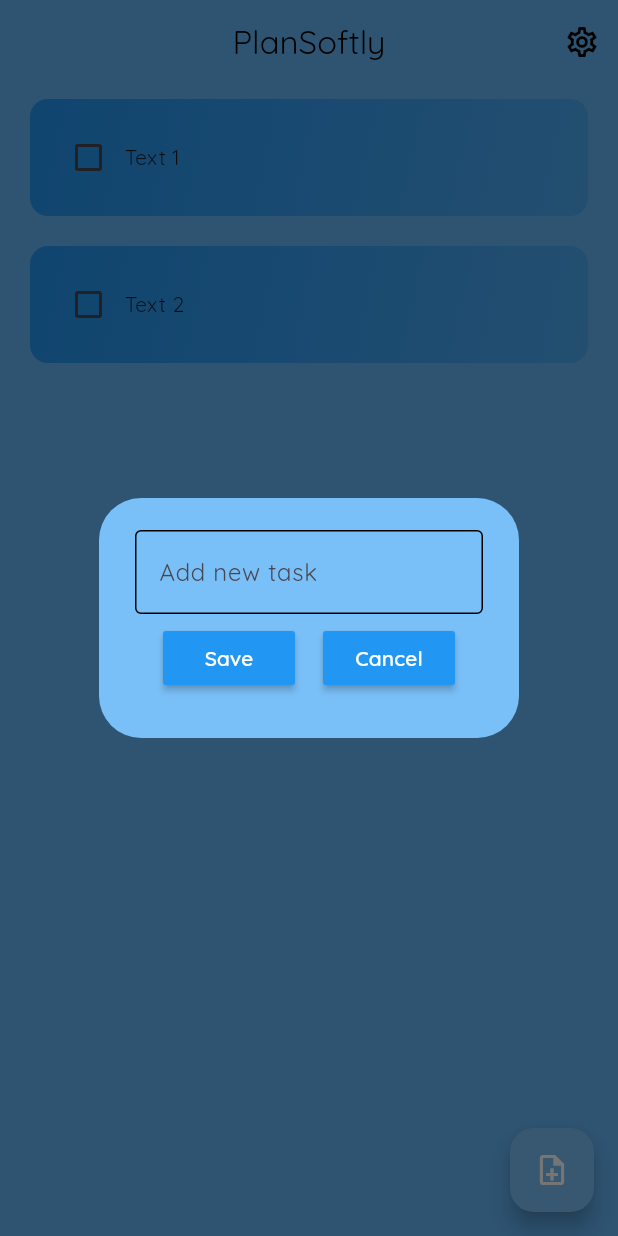
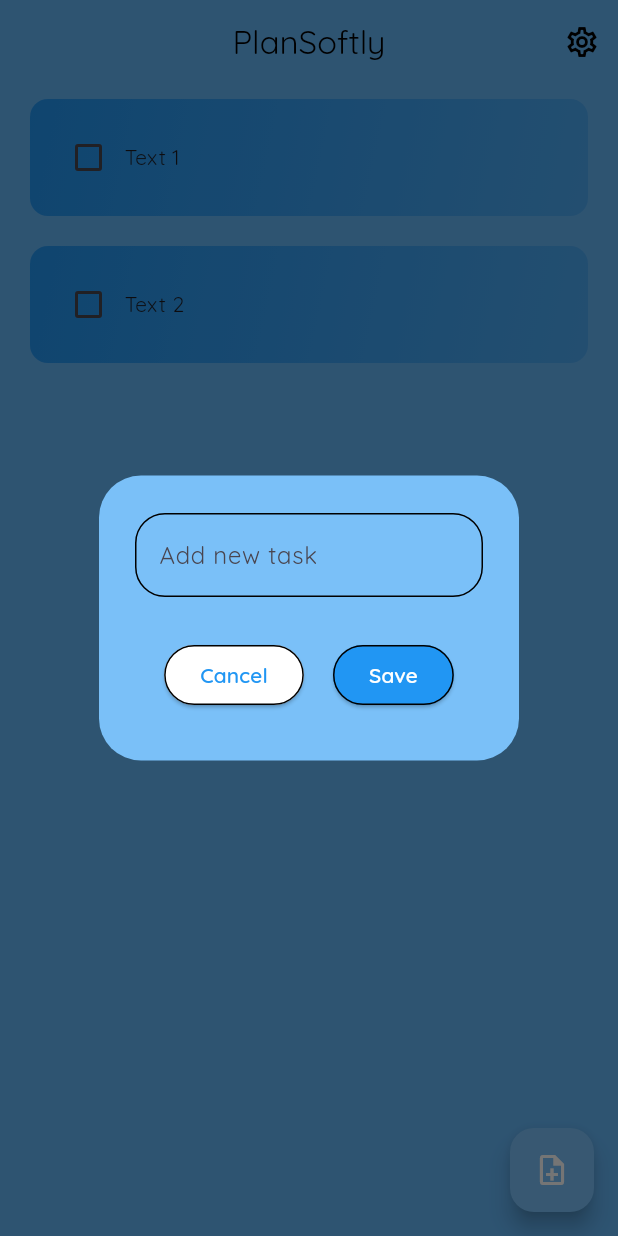
Before and after one commit to k-mushket/plan_softly, a Flutter app: the screen it shows after launch, after a tap on the "note add" icon, on a phone screen of 412 x 824 dp. Run offline on Flutter 3.47's test engine with Material 3 defaults, Android fonts, the phone set to English and light mode, and no system bars; drawn by our look-alikes of flutter_slidable; our stand-ins replace hive, hive_flutter; accounts and stored records are empty.

```diff
--- a/lib/components/plan_button.dart
+++ b/lib/components/plan_button.dart
@@ -3,17 +3,30 @@
 class PlanButton extends StatelessWidget {
   final String text;
   final VoidCallback onPressed;
+  final Color foregroundColor;
+  final Color backgroundColor;
 
-  const PlanButton({super.key, required this.text, required this.onPressed});
+  const PlanButton(
+      {super.key,
+      required this.text,
+      required this.onPressed,
+      required this.foregroundColor,
+      required this.backgroundColor});
 
   @override
   Widget build(BuildContext context) {
-    return MaterialButton(
+    return ElevatedButton(
+      style: ElevatedButton.styleFrom(
+          backgroundColor: backgroundColor,
+          shape: RoundedRectangleBorder(
+              borderRadius: BorderRadius.circular(20),
+              side: BorderSide(color: Colors.black))),
       onPressed: onPressed,
-      color: Theme.of(context).primaryColor,
       child: Text(
         text,
-        style: const TextStyle(color: Colors.white),
+        style: TextStyle(
+          color: foregroundColor,
+        ),
       ),
     );
   }
--- a/lib/components/task_window.dart
+++ b/lib/components/task_window.dart
@@ -20,26 +20,40 @@
 
     return AlertDialog(
       backgroundColor: Color.lerp(primaryColor, Colors.white, 0.4),
-      content: SizedBox(
-        height: 120,
+      content: Container(
+        height: 150,
         child: Column(
           mainAxisAlignment: MainAxisAlignment.spaceEvenly,
           children: [
             TextField(
               controller: controller,
               decoration: const InputDecoration(
-                border: OutlineInputBorder(),
-                enabledBorder: OutlineInputBorder(),
-                focusedBorder: OutlineInputBorder(),
+                border: OutlineInputBorder(
+                    borderRadius: BorderRadius.all(Radius.circular(20))),
+                enabledBorder: OutlineInputBorder(
+                    borderRadius: BorderRadius.all(Radius.circular(20))),
+                focusedBorder: OutlineInputBorder(
+                    borderRadius: BorderRadius.all(Radius.circular(20))),
                 hintText: 'Add new task',
               ),
               cursorColor: primaryColor,
             ),
+            SizedBox(height: 10),
             Row(
               mainAxisAlignment: MainAxisAlignment.spaceEvenly,
               children: [
-                PlanButton(text: 'Save', onPressed: onSave),
-                PlanButton(text: 'Cancel', onPressed: onCancel),
+                PlanButton(
+                  text: 'Cancel',
+                  onPressed: onCancel,
+                  foregroundColor: primaryColor,
+                  backgroundColor: Colors.white,
+                ),
+                PlanButton(
+                  text: 'Save',
+                  onPressed: onSave,
+                  foregroundColor: Colors.white,
+                  backgroundColor: primaryColor,
+                ),
               ],
             ),
           ],
--- a/lib/main.dart
+++ b/lib/main.dart
@@ -8,28 +8,33 @@
 void main() async {
   WidgetsFlutterBinding.ensureInitialized();
   await Hive.initFlutter();
+  await Hive.openBox('box');
   await Hive.openBox('settingsBox');
-  await Hive.openBox('box');
 
-  runApp(const App());
+  var settingsBox = Hive.box('settingsBox');
+  int? colorValue = settingsBox.get('themeColor');
+  Color initialColor = colorValue != null ? Color(colorValue) : Colors.blue;
+
+  runApp(App(initialColor: initialColor));
 }
 
 class App extends StatelessWidget {
-  const App({super.key});
+  const App({super.key, required this.initialColor});
 
+  final Color initialColor;
   static const appTitle = 'PlanSoftly';
 
   @override
   Widget build(BuildContext context) {
     return ChangeNotifierProvider(
-      create: (_) => ThemeProvider(),
+      create: (_) => ThemeProvider(initialColor: initialColor),
       child: Consumer<ThemeProvider>(
         builder: (context, themeProvider, child) {
           return MaterialApp(
             debugShowCheckedModeBanner: false,
             title: appTitle,
             theme: ThemeData(
-              primaryColor:  themeProvider.themeColor,
+              primaryColor: themeProvider.themeColor,
               fontFamily: 'Quicksand',
             ),
             home: const HomePage(title: appTitle),
--- a/lib/providers/theme_provider.dart
+++ b/lib/providers/theme_provider.dart
@@ -4,9 +4,7 @@
 class ThemeProvider extends ChangeNotifier {
   Color _themeColor;
 
-  ThemeProvider() : _themeColor = Colors.blue {
-    _loadThemeColor();
-  }
+  ThemeProvider({required Color initialColor}) : _themeColor = initialColor;
 
   Color get themeColor => _themeColor;
 
```
